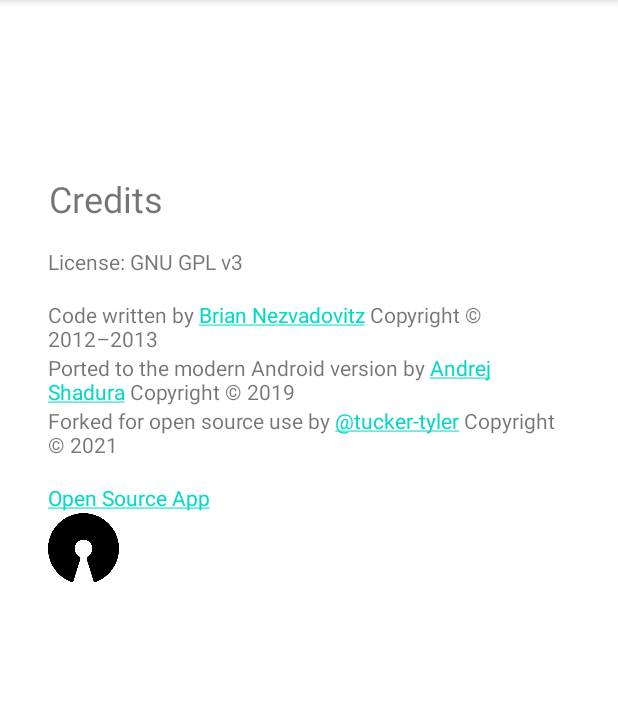
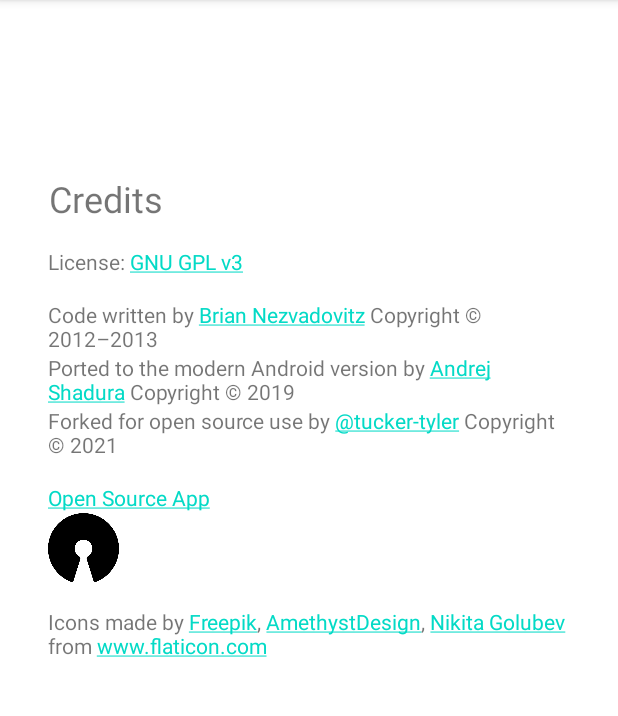
Before and after one commit to andrewshadura/soundbored, an Android app: the Credits screen opened directly, with no data from a screen before it, on a phone screen of 412 x 824 dp, the part 84-800 px from its top. Run offline under Robolectric (Android 15) with nearby library versions, the phone set to English and light mode, and no system bars.

Commit message:
added bulletin board BG

```diff
--- a/app/src/main/res/layout/activity_credits.xml
+++ b/app/src/main/res/layout/activity_credits.xml
@@ -69,7 +69,15 @@
             android:layout_height="47dp"
             app:srcCompat="@drawable/opensource"
             android:contentDescription="@string/open_source_app"
+            />
 
+        <TextView
+            android:id="@+id/text_icons"
+            android:layout_width="wrap_content"
+            android:layout_height="wrap_content"
+            android:text="@string/freeicon_total"
+            android:paddingTop="16dp"
             />
+
     </LinearLayout>
 </androidx.constraintlayout.widget.ConstraintLayout>
--- a/app/src/main/res/layout/activity_main.xml
+++ b/app/src/main/res/layout/activity_main.xml
@@ -5,7 +5,9 @@
     android:id="@+id/pager"
     android:layout_width="match_parent"
     android:layout_height="match_parent"
-    tools:context=".MainActivity" >
+    tools:context=".MainActivity"
+    android:background="@drawable/bulletin"
+    >
 
     <ImageButton
         android:id="@+id/rimshot"
--- a/app/src/main/res/values/strings.xml
+++ b/app/src/main/res/values/strings.xml
@@ -12,7 +12,7 @@
     <string name="whistle_desc">Whistle descending</string>
 
     <string name="credits">Credits</string>
-    <string name="text_license">License: GNU GPL v3</string>
+    <string name="text_license">License: <a href="https://www.gnu.org/licenses/gpl-3.0.en.html">GNU GPL v3</a></string>
     <string name="title_creators">Creators:</string>
 
     <string name="text_brian">Code written by <a  href="https://github.com/brinez">Brian Nezvadovitz</a> Copyright © 2012–2013</string>
@@ -24,6 +24,8 @@
     <string name="freeicon_cricket"><div>Icons made by <a href="https://www.flaticon.com/authors/amethystdesign" title="AmethystDesign">AmethystDesign</a> from <a href="https://www.flaticon.com/" title="Flaticon">www.flaticon.com</a></div></string>
     <string name="freeicon_trombone"><div>Icons made by <a href="https://www.flaticon.com/authors/nikita-golubev" title="Nikita Golubev">Nikita Golubev</a> from <a href="https://www.flaticon.com/" title="Flaticon">www.flaticon.com</a></div><div>Icons made by <a href="https://www.flaticon.com/authors/nikita-golubev" title="Nikita Golubev">Nikita Golubev</a> from <a href="https://www.flaticon.com/" title="Flaticon">www.flaticon.com</a></div></string>
     <string name="freeicon_whistle"><div>Icons made by <a href="https://www.freepik.com" title="Freepik">Freepik</a> from <a href="https://www.flaticon.com/" title="Flaticon">www.flaticon.com</a></div></string>
+    <string name="freeicon_total">Icons made by <a href="https://www.freepik.com" title="Freepik">Freepik</a>, <a href="https://www.flaticon.com/authors/amethystdesign" title="AmethystDesign">AmethystDesign</a>, <a href="https://www.flaticon.com/authors/nikita-golubev" title="Nikita Golubev">Nikita Golubev</a> from <a href="https://www.flaticon.com/" title="Flaticon">www.flaticon.com</a>
+</string>
 
     <string name="drum">drum</string>
     <string name="cricket">cricket</string>
```
Also changed, not shown: app/src/main/res/drawable/bulletin.jpg (added).
